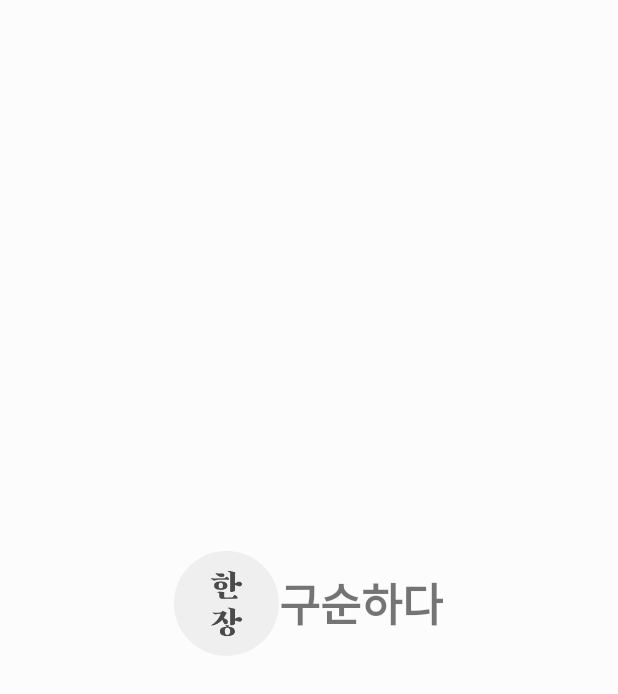
After one commit to shinee20/Hanjang_android, an Android app: the layout hanjang_widget.xml on its own in the app's theme, with its tools: preview values and no code run, on a phone screen of 412 x 824 dp. The commit adds this screen. Shown: the top 694 px of the screen. Run offline under Robolectric (Android 15) with nearby library versions, the phone set to English and light mode, and no system bars.

Commit message:
commit 20181222

```diff
--- a/app/build.gradle
+++ b/app/build.gradle
@@ -29,6 +29,7 @@ dependencies {
 
     implementation 'com.google.firebase:firebase-core:16.0.1'
     implementation 'com.google.firebase:firebase-auth:16.0.2'
+    implementation 'com.google.firebase:firebase-messaging:17.1.0'
 
     // Facebook Android SDK (only required for Facebook Login)
     implementation 'com.facebook.android:facebook-android-sdk:[4,5)'
@@ -41,6 +42,7 @@ dependencies {
     implementation 'com.squareup.retrofit2:retrofit:2.4.0'
     implementation 'com.squareup.retrofit2:converter-gson:2.1.0'
     implementation "com.google.code.gson:gson:2.3.1"
+    compile 'org.jetbrains.kotlin:kotlin-stdlib:1.2.71'
 }
 
 apply plugin: 'com.google.gms.google-services'
--- a/app/src/main/java/com/enterprise/hanjang/hanjang_android/view/voca/adapter/VocaPagerAdapter.java
+++ b/app/src/main/java/com/enterprise/hanjang/hanjang_android/view/voca/adapter/VocaPagerAdapter.java
@@ -190,9 +190,6 @@ public class VocaPagerAdapter extends PagerAdapter {
                 btn_bookmark_cancel.setOnClickListener(new View.OnClickListener() {
                     @Override
                     public void onClick(View view) {
-                        Toast toast = Toast.makeText(mContext, "삭제 동작을 취소합니다.", Toast.LENGTH_SHORT);
-                        toast.setGravity(Gravity.CENTER_HORIZONTAL, 0, -100);
-                        toast.show();
                         delete_voca_dialog.dismiss();
                     }
                 });
--- /dev/null
+++ b/app/src/main/res/layout/hanjang_widget.xml
@@ -0,0 +1,33 @@
+<?xml version="1.0" encoding="utf-8"?>
+<LinearLayout xmlns:android="http://schemas.android.com/apk/res/android"
+    xmlns:tools="http://schemas.android.com/tools"
+    android:layout_width="match_parent"
+    android:layout_height="match_parent"
+    android:gravity="center"
+    android:orientation="vertical"
+    android:background="#55ffffff"
+    tools:context="com.enterprise.hanjang.hanjang_android.MainActivity">
+    <LinearLayout
+        android:layout_width="match_parent"
+        android:layout_height="wrap_content"
+        android:gravity="center"
+        android:orientation="horizontal">
+        <ImageView
+            android:layout_width="70dp"
+            android:layout_height="70dp"
+            android:src="@drawable/luncher"/>
+        <TextView
+            android:layout_width="wrap_content"
+            android:layout_height="wrap_content"
+            android:id="@+id/simpleWidget"
+            android:textSize="30sp"
+            android:textStyle="bold"
+            android:text="구순하다" />
+    </LinearLayout>
+    <TextView
+        android:id="@+id/word_mean"
+        android:layout_width="wrap_content"
+        android:layout_height="wrap_content"
+        android:fontFamily="@font/binggraii"
+        android:textSize="13sp" />
+</LinearLayout>
```
Also changed, not shown: app/src/main/AndroidManifest.xml (+19 -2 lines), app/src/main/java/com/enterprise/hanjang/hanjang_android/MainActivity.java (+20 -11 lines), app/src/main/java/com/enterprise/hanjang/hanjang_android/view/push/MyFireBaseMessagingService.kt (added, +62 -0 lines), app/src/main/java/com/enterprise/hanjang/hanjang_android/view/push/MyFirebaseInstanceIDService.kt (added, +11 -0 lines), app/src/main/java/com/enterprise/hanjang/hanjang_android/view/voca/VocaActivity.java (+4 -3 lines), app/src/main/java/com/enterprise/hanjang/hanjang_android/view/widget/MyWidgetProvider.java (added, +94 -0 lines), app/src/main/res/drawable/widget_provider.xml (added, +11 -0 lines), app/src/main/res/layout/activity_main.xml (+34 -37 lines), app/src/main/res/layout/activity_voca.xml (+7 -7 lines), app/src/main/res/drawable-xxxhdpi/luncher.png (added).
